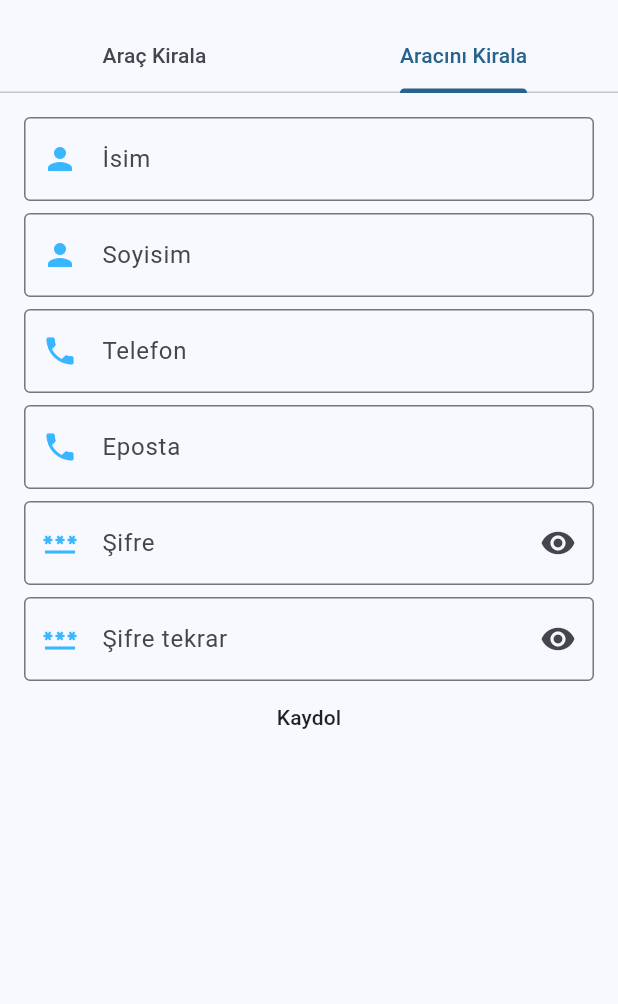
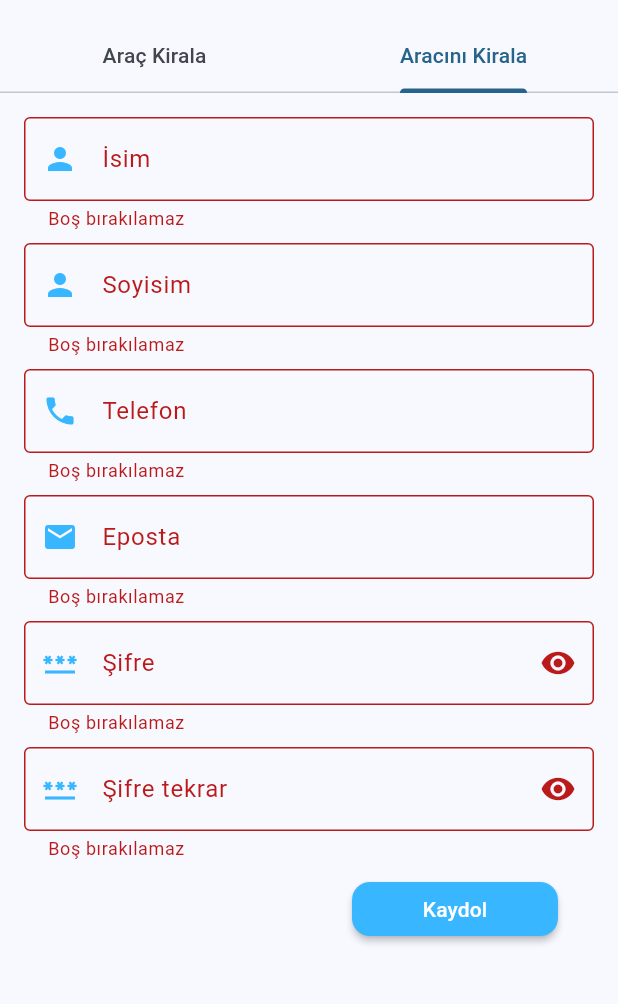
Before and after one commit to mehmetalikilicli/KuryeTakip, a Flutter app: the RegisterPage screen opened directly, tab 2 chosen, after a tap on "Kaydol", on a phone screen of 412 x 824 dp, the part 63-1067 px from its top. Run offline on Flutter 3.47's test engine with Material 3 defaults, Android fonts, the light colour scheme and no system bars; our stand-ins replace carousel_slider, flutter_image_compress, flutter_svg, geocoding, geolocator, get and 6 more; missing offline and left inert: encrypt, map_picker; accounts and stored records are empty; project files that could hold a hidden picture were left out.

Commit message:
finish register

```diff
--- a/kurye_takip/lib/controllers/authentication.dart
+++ b/kurye_takip/lib/controllers/authentication.dart
@@ -38,6 +38,7 @@ class RegisterController extends GetxController {
   TextEditingController ownerPassword2 = TextEditingController();
 
   RegisterModel registerModel = RegisterModel();
+  RegisterModel registerModel2 = RegisterModel();
 
   DateTime rentDLdate = DateTime.now();
   DateTime rentBirthDate = DateTime.now();
--- /dev/null
+++ b/kurye_takip/lib/helpers/custom_dialog.dart
@@ -0,0 +1,44 @@
+import 'package:flutter/material.dart';
+
+class CustomDialog {
+  static Future<void> showMessage({
+    BuildContext? context,
+    String? title,
+    String? message,
+    String? positiveButtonText,
+    Function? onPositiveButtonPressed,
+    String? negativeButtonText,
+    Function? onNegativeButtonPressed,
+  }) async {
+    return showDialog<void>(
+      context: context!,
+      barrierDismissible: false,
+      builder: (BuildContext context) {
+        return AlertDialog(
+          title: title != null ? Text(title) : null,
+          content: message != null ? Text(message) : null,
+          actions: <Widget>[
+            TextButton(
+              onPressed: () {
+                Navigator.of(context).pop();
+                if (onNegativeButtonPressed != null) {
+                  onNegativeButtonPressed();
+                }
+              },
+              child: Text(negativeButtonText ?? 'Cancel'),
+            ),
+            TextButton(
+              onPressed: () {
+                Navigator.of(context).pop();
+                if (onPositiveButtonPressed != null) {
+                  onPositiveButtonPressed();
+                }
+              },
+              child: Text(positiveButtonText ?? 'OK'),
+            ),
+          ],
+        );
+      },
+    );
+  }
+}
--- a/kurye_takip/lib/main.dart
+++ b/kurye_takip/lib/main.dart
@@ -2,6 +2,7 @@ import 'package:flutter/material.dart';
 import 'package:flutter_localizations/flutter_localizations.dart';
 import 'package:get/get.dart';
 import 'package:kurye_takip/app_constants/app_colors.dart';
+import 'package:kurye_takip/pages/auth/login.dart';
 import 'package:kurye_takip/pages/auth/register.dart';
 
 void main() {
@@ -24,7 +25,7 @@ class MyApp extends StatelessWidget {
       //home: LoginPage(),
       //GoogleNavBar(),
       //home: GoogleNavBar(),
-      home: RegisterPage(),
+      home: LoginPage(),
       localizationsDelegates: const [
         GlobalMaterialLocalizations.delegate,
         GlobalWidgetsLocalizations.delegate,
--- a/kurye_takip/lib/pages/auth/login.dart
+++ b/kurye_takip/lib/pages/auth/login.dart
@@ -1,13 +1,10 @@
 import 'package:flutter/material.dart';
-import 'package:flutter_svg/svg.dart';
 import 'package:get/get.dart';
 import 'package:kurye_takip/app_constants/app_colors.dart';
-import 'package:kurye_takip/components/my_popup.dart';
 import 'package:kurye_takip/helpers/helpers.dart';
 import 'package:kurye_takip/model/login.dart';
 import 'package:kurye_takip/pages/auth/auth_controller.dart';
-import 'package:kurye_takip/pages/auth/register_old.dart';
-import 'package:kurye_takip/pages/dashboard/dashboard.dart';
+import 'package:kurye_takip/pages/auth/register.dart';
 import 'package:kurye_takip/pages/gnav_bar/gnav_bar.dart';
 
 class LoginPage extends StatefulWidget {
--- a/kurye_takip/lib/pages/auth/register.dart
+++ b/kurye_takip/lib/pages/auth/register.dart
@@ -13,6 +13,7 @@ import 'package:image_picker/image_picker.dart';
 import 'package:intl/intl.dart';
 import 'package:kurye_takip/app_constants/app_colors.dart';
 import 'package:kurye_takip/controllers/authentication.dart';
+import 'package:kurye_takip/helpers/custom_dialog.dart';
 import 'package:kurye_takip/helpers/helpers.dart';
 import 'package:kurye_takip/model/register.dart';
 import 'package:kurye_takip/pages/auth/login.dart';
@@ -88,9 +89,9 @@ class RegisterPage extends StatelessWidget {
                             controller: controller.rentMail,
                             keyboardType: TextInputType.emailAddress,
                             decoration: const InputDecoration(
-                              label: Text("Mail"),
+                              label: Text("Eposta"),
                               border: OutlineInputBorder(),
-                              prefixIcon: Icon(Icons.person, color: AppColors.primaryColor),
+                              prefixIcon: Icon(Icons.email, color: AppColors.primaryColor),
                             ),
                             validator: (value) => value!.isEmpty
                                 ? "Boş bırakılamaz"
@@ -162,14 +163,14 @@ class RegisterPage extends StatelessWidget {
                             height: Get.height * 0.053,
                             color: AppColors.softPrimaryColor,
                             minWidth: Get.width,
-                            child: Text(
-                              "Konum Seç",
-                              style: TextStyle(color: Colors.white),
-                            ),
                             shape: RoundedRectangleBorder(borderRadius: BorderRadius.circular(12)),
                             onPressed: () {
                               Get.dialog(const SelectLoactionRegisterRent());
                             },
+                            child: const Text(
+                              "Konum Seç",
+                              style: TextStyle(color: Colors.white),
+                            ),
                           ),
                           const SizedBox(height: 8),
                           Obx(
@@ -258,8 +259,8 @@ class RegisterPage extends StatelessWidget {
                           controller: controller.rentDLnumber,
                           keyboardType: TextInputType.phone,
                           decoration: InputDecoration(
-                              label: Text("Ehliyet Numarası"),
-                              border: OutlineInputBorder(),
+                              label: const Text("Ehliyet Numarası"),
+                              border: const OutlineInputBorder(),
                               prefixIcon: Icon(Icons.credit_card, color: AppColors.primaryColor),
                               suffixIcon: GestureDetector(
                                 onTap: () {
@@ -272,27 +273,24 @@ class RegisterPage extends StatelessWidget {
                                           Image.asset(
                                             "assets/pngs/ehliyet.png",
                                           ),
-                                          SizedBox(height: 16),
-                                          Text(
+                                          const SizedBox(height: 16),
+                                          const Text(
                                             "Ehliyetinizin ön yüzündeki 5 numaralı bilgi ehliyet kimlik numaranızdır.",
                                             textAlign: TextAlign.center,
                                           ),
-                                          SizedBox(height: 16),
+                                          const SizedBox(height: 16),
                                           ElevatedButton(
                                             onPressed: () {
                                               Get.back();
                                             },
-                                            child: Text("Tamam"),
+                                            child: const Text("Tamam"),
                                           ),
                                         ],
                                       ),
                                     ),
                                   );
                                 },
-                                child: Icon(
-                                  Icons.info_outlined,
-                                  size: 32,
-                                ),
+                                child: const Icon(Icons.info_outlined, size: 32),
                               )),
                           validator: (value) => value!.isEmpty ? "Boş bırakılamaz" : null,
                         ),
@@ -468,6 +466,7 @@ class RegisterPage extends StatelessWidget {
                             border: OutlineInputBorder(),
                             prefixIcon: Icon(Icons.person, color: AppColors.primaryColor),
                           ),
+                          validator: (value) => value!.isEmpty ? "Boş bırakılamaz" : null,
                         ),
                         const SizedBox(height: 8),
                         TextFormField(
@@ -489,7 +488,7 @@ class RegisterPage extends StatelessWidget {
                                       content: Column(
                                         mainAxisSize: MainAxisSize.min,
                                         children: [
-                                          Text(
+                                          const Text(
                                             "Yasa gereği araç kiralayanların bilgileri KABİS(Kiralık Araç Bildirim Sistemi)'e bildirilmektedir.",
                                             textAlign: TextAlign.center,
                                           ),
@@ -612,7 +611,17 @@ class RegisterPage extends StatelessWidget {
                                 controller.registerModel.gender = controller.rentGender.value;
                                 try {
                                   RegisterResponse registerResponse = await controller.Register(controller.registerModel);
-                                  print(registerResponse.message);
+
+                                  if (registerResponse.success == true) {
+                                    // ignore: use_build_context_synchronously
+                                    CustomDialog.showMessage(
+                                        context: context,
+                                        title: "Kayıt Başarılı",
+                                        message: "Kaydınız başarılı, admin onayından sonra giriş yapabilirsiniz.",
+                                        onPositiveButtonPressed: () {
+                                          Get.offAll(LoginPage());
+                                        });
+                                  } else {}
                                 } catch (e) {
                                   print(e);
                                 }
@@ -682,7 +691,7 @@ class RegisterPage extends StatelessWidget {
                       ),
                       const SizedBox(height: 8),
                       TextFormField(
-                        controller: controller.ownerMail,
+                        controller: controller.ownerPhone,
                         keyboardType: TextInputType.phone,
                         decoration: const InputDecoration(
                           label: Text("Telefon"),
@@ -702,7 +711,7 @@ class RegisterPage extends StatelessWidget {
                           label: Text("Eposta"),
                           border: OutlineInputBorder(),
                           prefixIcon: Icon(
-                            Icons.phone,
+                            Icons.email,
                             color: AppColors.primaryColor,
                           ),
                         ),
@@ -739,7 +748,9 @@ class RegisterPage extends StatelessWidget {
                               label: Text("Şifre tekrar"),
                               border: OutlineInputBorder(),
                               prefixIcon: Icon(Icons.password, color: AppColors.primaryColor),
-                              suffixIcon: Icon(controller.ownerPassword2Hide.isTrue ? Icons.visibility : Icons.visibility_off),
+                              suffixIcon: GestureDetector(
+                                  onTap: () => controller.ownerPassword2Hide.toggle(),
+                                  child: Icon(controller.ownerPassword2Hide.isTrue ? Icons.visibility : Icons.visibility_off)),
                             ),
                             validator: (value) => value!.isEmpty
                                 ? "Boş bırakılamaz"
@@ -747,9 +758,56 @@ class RegisterPage extends StatelessWidget {
                                     ? "Şifreler uyuşmuyor"
                                     : null),
                       ),
-                      MaterialButton(
-                        onPressed: () {},
-                        child: const Text("Kaydol"),
+                      Padding(
+                        padding: const EdgeInsets.only(right: 24.0, top: 8),
+                        child: Align(
+                          alignment: Alignment.centerRight,
+                          child: MaterialButton(
+                            color: AppColors.primaryColor,
+                            minWidth: Get.width / 3,
+                            shape: RoundedRectangleBorder(
+                              borderRadius: BorderRadius.circular(12.0),
+                            ),
+                            onPressed: () async {
+                              if (controller.ownerForm.currentState!.validate()) {
+                                controller.registerModel2.name = controller.ownerName.text;
+                                controller.registerModel2.surname = controller.ownerSurname.text;
+                                controller.registerModel2.phone = controller.ownerPhone.text;
+                                controller.registerModel2.email = controller.ownerMail.text;
+                                controller.registerModel2.password = Helpers.encryptPassword(controller.ownerPassword.text);
+                                try {
+                                  RegisterResponse registerResponse = await controller.Register(controller.registerModel2);
+
+                                  if (registerResponse.success == true) {
+                                    // ignore: use_build_context_synchronously
+                                    CustomDialog.showMessage(
+                                        context: context,
+                                        title: "Kayıt Başarılı",
+                                        message: "Kaydınız başarılı, admin onayından sonra giriş yapabilirsiniz.",
+                                        onPositiveButtonPressed: () {
+                                          Get.offAll(LoginPage());
+                                        });
+                                  } else {
+                                    // ignore: use_build_context_synchronously
+                                    CustomDialog.showMessage(
+                                        context: context,
+                                        title: "Kayıt Başarısız",
+                                        message: registerResponse.message,
+                                        onPositiveButtonPressed: () {
+                                          Get.offAll(LoginPage());
+                                        });
+                                  }
+                                } catch (e) {
+                                  print(e);
+                                }
+                              }
+                            },
+                            child: const Text(
+                              "Kaydol",
+                              style: TextStyle(color: Colors.white),
+                            ),
+                          ),
+                        ),
                       ),
                     ],
                   ),
--- a/kurye_takip/lib/pages/auth/register_old.dart
+++ b/kurye_takip/lib/pages/auth/register_old.dart
@@ -12,14 +12,14 @@ import 'package:kurye_takip/pages/auth/auth_controller.dart';
 import 'package:kurye_takip/pages/auth/login.dart';
 import 'package:map_picker/map_picker.dart';
 
-class RegisterPage extends StatefulWidget {
-  const RegisterPage({super.key});
+class RegisterOldPage extends StatefulWidget {
+  const RegisterOldPage({super.key});
 
   @override
-  State<RegisterPage> createState() => _RegisterPageState();
+  State<RegisterOldPage> createState() => _RegisterOldPageState();
 }
 
-class _RegisterPageState extends State<RegisterPage> {
+class _RegisterOldPageState extends State<RegisterOldPage> {
   static AuthController authController = Get.put(AuthController());
 
   @override
```
Also changed, not shown: kurye_takip/lib/service/auth_service.dart (+11 -7 lines).
